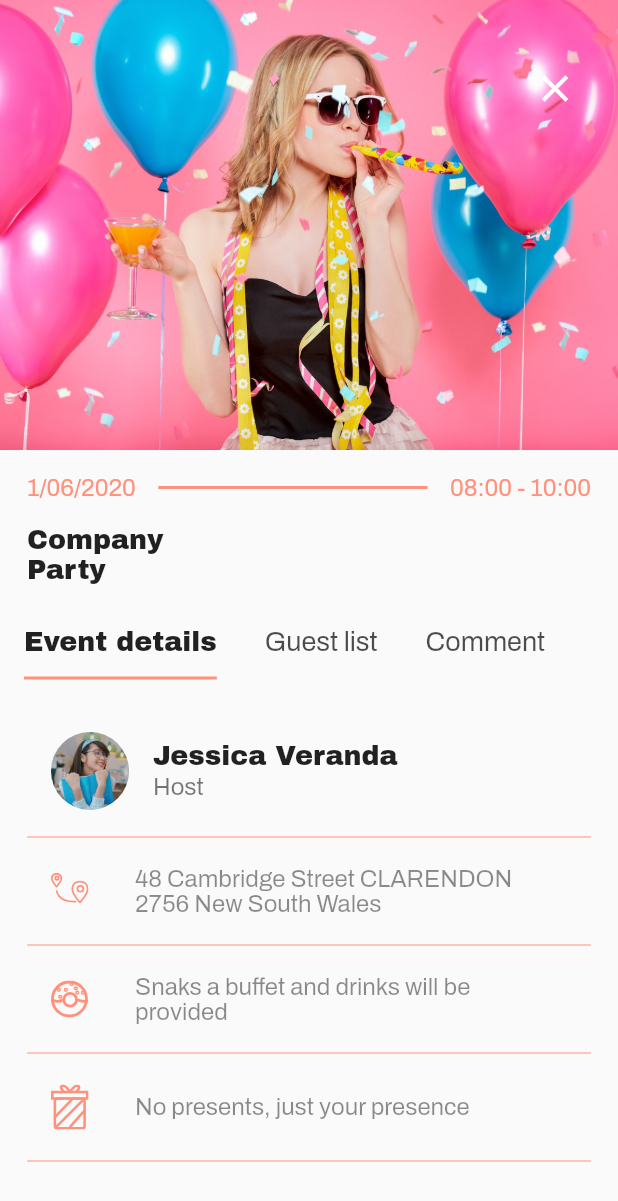
After one commit to dickyrey/evite_app, a Flutter app: the screen it shows after launch, after a tap on "Company Party", on a phone screen of 412 x 824 dp. The commit adds this screen. Shown: the top 1201 px of the screen. Run offline on Flutter 3.47's test engine with Material 2 defaults, Android fonts, the phone set to English and light mode, and no system bars; our stand-ins replace flutter_svg, google_fonts.

Commit message:
Screen 2

```diff
--- a/lib/constants.dart
+++ b/lib/constants.dart
@@ -39,3 +39,8 @@ var kHintStyle = GoogleFonts.archivo(
     color: kGreyColor,
   ),
 );
+
+var kOrangeTextStyle = GoogleFonts.archivo(
+  textStyle: TextStyle(
+      fontSize: 16.0, fontWeight: FontWeight.w400, color: kOrangeColor),
+);
--- a/lib/models/event.dart
+++ b/lib/models/event.dart
@@ -2,7 +2,13 @@ class Event {
   final String title;
   final String date;
   final String time;
-  Event({this.time, this.date, this.title});
+  final String image;
+  Event({
+    this.time,
+    this.date,
+    this.title,
+    this.image,
+  });
 }
 
 class Friend {
@@ -47,16 +53,56 @@ List<Friend> friendList = [
 ];
 
 List<Event> upcommingList = [
-  Event(title: "Birthday Breakfast", date: "Today", time: "10:30 - 14:00"),
-  Event(title: "Company Party", date: "1/06/2020", time: "08:00 - 10:00"),
-  Event(title: "Wedding Party", date: "10/06/2020", time: "15:30 - 20:00"),
-  Event(title: "4th Anniversary", date: "25/06/2020", time: "00:00 - 01:00"),
-  Event(title: "Jhon Birthday", date: "10/07/2020", time: "10:00 - 01:00"),
+  Event(
+      title: "Birthday Breakfast",
+      date: "Today",
+      time: "10:30 - 14:00",
+      image: "assets/6.jpg"),
+  Event(
+      title: "Company Party",
+      date: "1/06/2020",
+      time: "08:00 - 10:00",
+      image: "assets/6.jpg"),
+  Event(
+      title: "Wedding Party",
+      date: "10/06/2020",
+      time: "15:30 - 20:00",
+      image: "assets/6.jpg"),
+  Event(
+      title: "4th Anniversary",
+      date: "25/06/2020",
+      time: "00:00 - 01:00",
+      image: "assets/6.jpg"),
+  Event(
+      title: "Jhon Birthday",
+      date: "10/07/2020",
+      time: "10:00 - 01:00",
+      image: "assets/6.jpg"),
 ];
 List<Event> pastList = [
-  Event(title: "Moury Birthday", date: "02/03/2020", time: "10:00 - 01:00"),
-  Event(title: "1st Anniversary", date: "05/03/2020", time: "00:00 - 01:00"),
-  Event(title: "Company Party", date: "15/03/2020", time: "08:00 - 10:00"),
-  Event(title: "Wedding Party", date: "22/04/2020", time: "15:30 - 20:00"),
-  Event(title: "Birthday Breakfast", date: "30/04/2020", time: "10:30 - 14:00"),
+  Event(
+      title: "Moury Birthday",
+      date: "02/03/2020",
+      time: "10:00 - 01:00",
+      image: "assets/6.jpg"),
+  Event(
+      title: "1st Anniversary",
+      date: "05/03/2020",
+      time: "00:00 - 01:00",
+      image: "assets/6.jpg"),
+  Event(
+      title: "Company Party",
+      date: "15/03/2020",
+      time: "08:00 - 10:00",
+      image: "assets/6.jpg"),
+  Event(
+      title: "Wedding Party",
+      date: "22/04/2020",
+      time: "15:30 - 20:00",
+      image: "assets/6.jpg"),
+  Event(
+      title: "Birthday Breakfast",
+      date: "30/04/2020",
+      time: "10:30 - 14:00",
+      image: "assets/6.jpg"),
 ];
--- /dev/null
+++ b/lib/views/event_detail.dart
@@ -0,0 +1,108 @@
+import 'package:evite/constants.dart';
+import 'package:evite/models/event.dart';
+import 'package:evite/widgets/comments_tab.dart';
+import 'package:evite/widgets/event_detail_tab.dart';
+import 'package:evite/widgets/guest_list_tab.dart';
+import 'package:flutter/material.dart';
+
+class EventDetail extends StatefulWidget {
+  final Event event;
+  EventDetail({this.event});
+
+  @override
+  _EventDetailState createState() => _EventDetailState();
+}
+
+class _EventDetailState extends State<EventDetail>
+    with SingleTickerProviderStateMixin {
+  TabController _controller;
+  @override
+  void initState() {
+    super.initState();
+    _controller = TabController(length: 3, vsync: this);
+  }
+
+  @override
+  Widget build(BuildContext context) {
+    return Scaffold(
+      body: Container(
+        child: SingleChildScrollView(
+          child: Column(
+            crossAxisAlignment: CrossAxisAlignment.start,
+            children: [
+              Container(
+                padding: EdgeInsets.only(top: 35.0, right: 18.0),
+                alignment: Alignment.topRight,
+                width: double.infinity,
+                height: 300,
+                decoration: BoxDecoration(
+                  image: DecorationImage(
+                    image: AssetImage(widget.event.image),
+                    fit: BoxFit.cover,
+                  ),
+                ),
+                child: IconButton(
+                  icon: Icon(
+                    Icons.close,
+                    color: Colors.white,
+                    size: 30.0,
+                  ),
+                  onPressed: () => Navigator.pop(context),
+                ),
+              ),
+              Container(
+                padding: const EdgeInsets.symmetric(horizontal: 18.0),
+                height: 50.0,
+                child: Row(
+                  children: [
+                    Text(widget.event.date, style: kOrangeTextStyle),
+                    SizedBox(width: 15.0),
+                    Expanded(
+                      child: Divider(
+                        color: kOrangeColor,
+                        thickness: 2,
+                      ),
+                    ),
+                    SizedBox(width: 15.0),
+                    Text(widget.event.time, style: kOrangeTextStyle),
+                  ],
+                ),
+              ),
+              Container(
+                width: 100.0,
+                margin: EdgeInsets.only(left: 18.0),
+                child: Text(widget.event.title, style: kTitleStyle),
+              ),
+              SizedBox(height: 15.0),
+              TabBar(
+                controller: _controller,
+                labelStyle: kSelectedStyle,
+                unselectedLabelStyle: kUnselectedStyle,
+                isScrollable: true,
+                indicatorColor: kOrangeColor,
+                indicatorSize: TabBarIndicatorSize.label,
+                tabs: [
+                  Tab(text: "Event details"),
+                  Tab(text: "Guest list"),
+                  Tab(text: "Comment"),
+                ],
+              ),
+              SizedBox(
+                height: 400.0,
+                child: TabBarView(
+                  controller: _controller,
+                  physics: ScrollPhysics(),
+                  children: [
+                    EventDetailTab(),
+                    GuestListTab(),
+                    CommentsTab(),
+                  ],
+                ),
+              )
+            ],
+          ),
+        ),
+      ),
+    );
+  }
+}
--- /dev/null
+++ b/lib/widgets/event_detail_tab.dart
@@ -0,0 +1,57 @@
+import 'package:evite/constants.dart';
+import 'package:flutter/material.dart';
+import 'package:flutter_svg/flutter_svg.dart';
+
+class EventDetailTab extends StatelessWidget {
+  @override
+  Widget build(BuildContext context) {
+    return Container(
+      margin: EdgeInsets.symmetric(horizontal: 18.0),
+      child: Column(
+        crossAxisAlignment: CrossAxisAlignment.start,
+        children: [
+          SizedBox(height: 25.0),
+          ListTile(
+            leading: CircleAvatar(
+              radius: 26.0,
+              backgroundImage: AssetImage("assets/5.jpg"),
+            ),
+            title: Text("Jessica Veranda", style: kTitleStyle),
+            subtitle: Text("Host", style: kSubtitleStyle),
+          ),
+          Divider(color: kOrangeColor),
+          ListTile(
+            leading: SvgPicture.asset(
+              "assets/location.svg",
+              width: 25.0,
+              color: kOrangeColor,
+            ),
+            title: Text("48 Cambridge Street CLARENDON 2756 New South Wales",
+                style: kSubtitleStyle.copyWith(color: Colors.black45)),
+          ),
+          Divider(color: kOrangeColor),
+          ListTile(
+            leading: SvgPicture.asset(
+              "assets/menu.svg",
+              width: 25.0,
+              color: kOrangeColor,
+            ),
+            title: Text("Snaks a buffet and drinks will be provided",
+                style: kSubtitleStyle.copyWith(color: Colors.black45)),
+          ),
+          Divider(color: kOrangeColor),
+          ListTile(
+            leading: SvgPicture.asset(
+              "assets/gift.svg",
+              width: 25.0,
+              color: kOrangeColor,
+            ),
+            title: Text("No presents, just your presence",
+                style: kSubtitleStyle.copyWith(color: Colors.black45)),
+          ),
+          Divider(color: kOrangeColor),
+        ],
+      ),
+    );
+  }
+}
--- /dev/null
+++ b/lib/widgets/upcomming_tab.dart
@@ -0,0 +1,35 @@
+import 'package:evite/models/event.dart';
+import 'package:evite/views/event_detail.dart';
+import 'package:evite/widgets/event_card.dart';
+import 'package:evite/widgets/event_card_2.dart';
+import 'package:flutter/material.dart';
+
+class UpComming extends StatelessWidget {
+  @override
+  Widget build(BuildContext context) {
+    return ListView.builder(
+      itemCount: upcommingList.length,
+      scrollDirection: Axis.horizontal,
+      shrinkWrap: true,
+      physics: BouncingScrollPhysics(),
+      itemBuilder: (BuildContext context, int index) {
+        var event = upcommingList[index];
+        return InkWell(
+          onTap: () {
+            Navigator.push(
+              context,
+              MaterialPageRoute(
+                builder: (context) => EventDetail(event: event),
+              ),
+            );
+          },
+          child: event.date == "Today"
+              ? EventCard(
+                  event: event,
+                )
+              : EventCard2(event: event),
+        );
+      },
+    );
+  }
+}
```
Also changed, not shown: lib/views/home.dart (+3 -44 lines), lib/widgets/comments_tab.dart (added, +29 -0 lines), lib/widgets/guest_list_tab.dart (added, +29 -0 lines), lib/widgets/past_tab.dart (added, +25 -0 lines), assets/6.jpg (added).
